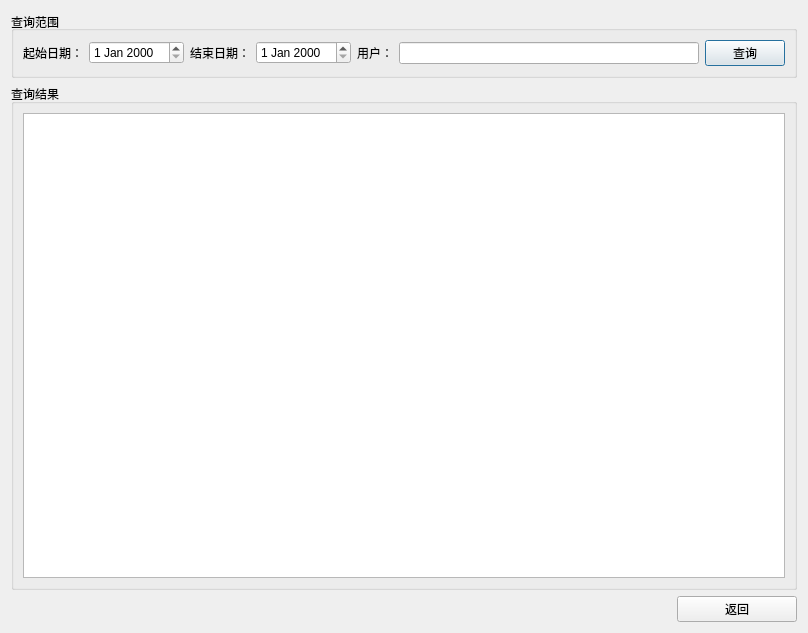
Qt form Ticket/logdialog.ui (idy002/ticket) before a commit.
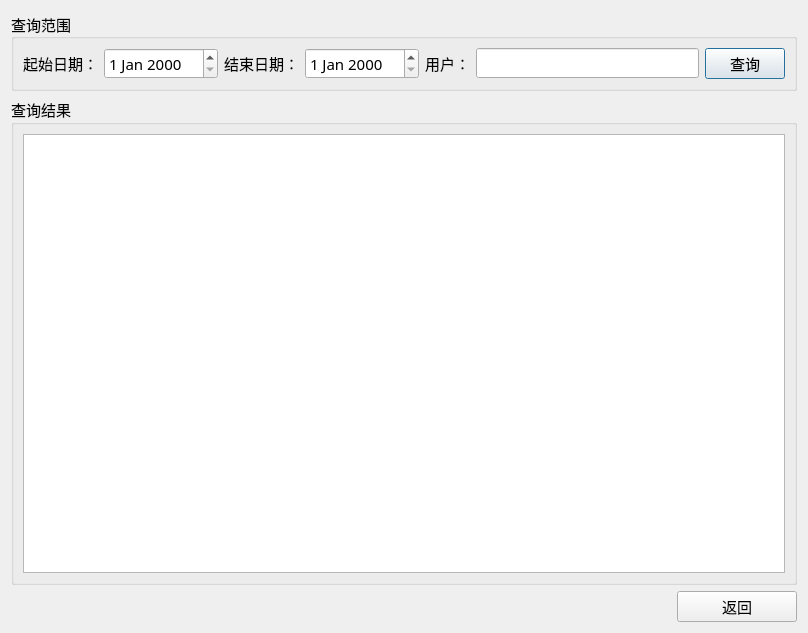
The same form after that commit.

Patch:
```diff
--- a/Ticket/logdialog.ui
+++ b/Ticket/logdialog.ui
@@ -21,6 +21,12 @@
     <layout class="QVBoxLayout" name="verticalLayout">
      <item>
       <widget class="QGroupBox" name="groupBox">
+       <property name="font">
+        <font>
+         <family>华文楷体</family>
+         <pointsize>11</pointsize>
+        </font>
+       </property>
        <property name="layoutDirection">
         <enum>Qt::LeftToRight</enum>
        </property>
@@ -35,6 +41,12 @@
          <layout class="QHBoxLayout" name="horizontalLayout">
           <item>
            <widget class="QLabel" name="label">
+            <property name="font">
+             <font>
+              <family>华文楷体</family>
+              <pointsize>11</pointsize>
+             </font>
+            </property>
             <property name="layoutDirection">
              <enum>Qt::LeftToRight</enum>
             </property>
@@ -45,6 +57,12 @@
           </item>
           <item>
            <widget class="QDateEdit" name="startDateEdit">
+            <property name="font">
+             <font>
+              <family>华文楷体</family>
+              <pointsize>11</pointsize>
+             </font>
+            </property>
             <property name="layoutDirection">
              <enum>Qt::LeftToRight</enum>
             </property>
@@ -52,6 +70,12 @@
           </item>
           <item>
            <widget class="QLabel" name="label_2">
+            <property name="font">
+             <font>
+              <family>华文楷体</family>
+              <pointsize>11</pointsize>
+             </font>
+            </property>
             <property name="layoutDirection">
              <enum>Qt::LeftToRight</enum>
             </property>
@@ -62,6 +86,12 @@
           </item>
           <item>
            <widget class="QDateEdit" name="endDateEdit">
+            <property name="font">
+             <font>
+              <family>华文楷体</family>
+              <pointsize>11</pointsize>
+             </font>
+            </property>
             <property name="layoutDirection">
              <enum>Qt::LeftToRight</enum>
             </property>
@@ -69,6 +99,12 @@
           </item>
           <item>
            <widget class="QLabel" name="label_3">
+            <property name="font">
+             <font>
+              <family>华文楷体</family>
+              <pointsize>11</pointsize>
+             </font>
+            </property>
             <property name="layoutDirection">
              <enum>Qt::LeftToRight</enum>
             </property>
@@ -79,6 +115,12 @@
           </item>
           <item>
            <widget class="QLineEdit" name="userLineEdit">
+            <property name="font">
+             <font>
+              <family>华文楷体</family>
+              <pointsize>11</pointsize>
+             </font>
+            </property>
             <property name="layoutDirection">
              <enum>Qt::LeftToRight</enum>
             </property>
@@ -86,6 +128,12 @@
           </item>
           <item>
            <widget class="QPushButton" name="queryPushButton">
+            <property name="font">
+             <font>
+              <family>华文楷体</family>
+              <pointsize>11</pointsize>
+             </font>
+            </property>
             <property name="layoutDirection">
              <enum>Qt::LeftToRight</enum>
             </property>
@@ -101,12 +149,25 @@
      </item>
      <item>
       <widget class="QGroupBox" name="groupBox_2">
+       <property name="font">
+        <font>
+         <family>华文楷体</family>
+         <pointsize>11</pointsize>
+        </font>
+       </property>
        <property name="title">
         <string>查询结果</string>
        </property>
        <layout class="QGridLayout" name="gridLayout_2">
         <item row="0" column="0">
-         <widget class="QTableWidget" name="tableWidget"/>
+         <widget class="QTableWidget" name="tableWidget">
+          <property name="font">
+           <font>
+            <family>华文楷体</family>
+            <pointsize>11</pointsize>
+           </font>
+          </property>
+         </widget>
         </item>
        </layout>
       </widget>
@@ -115,6 +176,12 @@
    </item>
    <item row="1" column="0">
     <spacer name="horizontalSpacer">
+     <property name="font">
+      <font>
+       <family>华文楷体</family>
+       <pointsize>11</pointsize>
+      </font>
+     </property>
      <property name="orientation">
       <enum>Qt::Horizontal</enum>
      </property>
@@ -140,6 +207,12 @@
        <height>16777215</height>
       </size>
      </property>
+     <property name="font">
+      <font>
+       <family>华文楷体</family>
+       <pointsize>11</pointsize>
+      </font>
+     </property>
      <property name="layoutDirection">
       <enum>Qt::LeftToRight</enum>
      </property>
```
